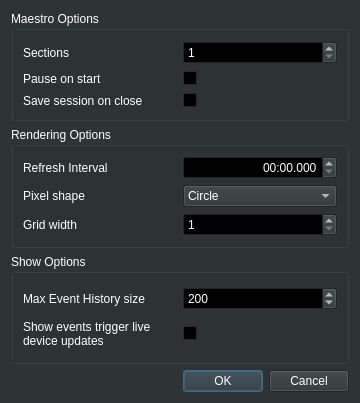
First picture: the form in src/dialog/preferencesdialog.ui, repository 8bitbuddhist/PixelMaestro-Studio, before the edit.
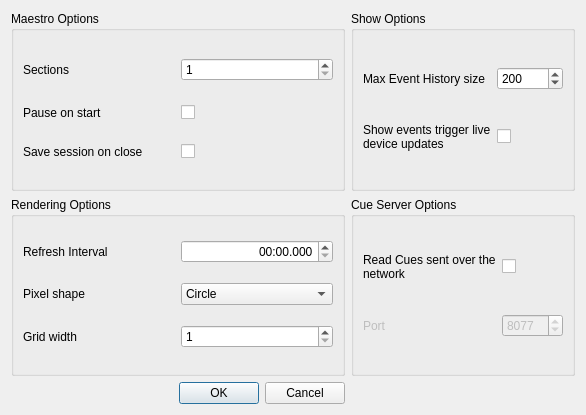
Second picture: the form after the edit.

Commit message: Added CueSocketController, which reads Cues sent over a TCP connection

```diff
--- a/src/dialog/preferencesdialog.ui
+++ b/src/dialog/preferencesdialog.ui
@@ -6,456 +6,31 @@
    <rect>
     <x>0</x>
     <y>0</y>
-    <width>360</width>
-    <height>403</height>
+    <width>586</width>
+    <height>415</height>
    </rect>
   </property>
   <property name="palette">
    <palette>
-    <active>
-     <colorrole role="WindowText">
-      <brush brushstyle="SolidPattern">
-       <color alpha="255">
-        <red>255</red>
-        <green>255</green>
-        <blue>255</blue>
-       </color>
-      </brush>
-     </colorrole>
-     <colorrole role="Button">
-      <brush brushstyle="SolidPattern">
-       <color alpha="255">
-        <red>46</red>
-        <green>52</green>
-        <blue>54</blue>
-       </color>
-      </brush>
-     </colorrole>
-     <colorrole role="Light">
-      <brush brushstyle="SolidPattern">
-       <color alpha="255">
-        <red>69</red>
-        <green>78</green>
-        <blue>81</blue>
-       </color>
-      </brush>
-     </colorrole>
-     <colorrole role="Midlight">
-      <brush brushstyle="SolidPattern">
-       <color alpha="255">
-        <red>57</red>
-        <green>65</green>
-        <blue>67</blue>
-       </color>
-      </brush>
-     </colorrole>
-     <colorrole role="Dark">
-      <brush brushstyle="SolidPattern">
-       <color alpha="255">
-        <red>23</red>
-        <green>26</green>
-        <blue>27</blue>
-       </color>
-      </brush>
-     </colorrole>
-     <colorrole role="Mid">
-      <brush brushstyle="SolidPattern">
-       <color alpha="255">
-        <red>30</red>
-        <green>34</green>
-        <blue>36</blue>
-       </color>
-      </brush>
-     </colorrole>
-     <colorrole role="Text">
-      <brush brushstyle="SolidPattern">
-       <color alpha="255">
-        <red>255</red>
-        <green>255</green>
-        <blue>255</blue>
-       </color>
-      </brush>
-     </colorrole>
-     <colorrole role="BrightText">
-      <brush brushstyle="SolidPattern">
-       <color alpha="255">
-        <red>255</red>
-        <green>255</green>
-        <blue>255</blue>
-       </color>
-      </brush>
-     </colorrole>
-     <colorrole role="ButtonText">
-      <brush brushstyle="SolidPattern">
-       <color alpha="255">
-        <red>255</red>
-        <green>255</green>
-        <blue>255</blue>
-       </color>
-      </brush>
-     </colorrole>
-     <colorrole role="Base">
-      <brush brushstyle="SolidPattern">
-       <color alpha="255">
-        <red>0</red>
-        <green>0</green>
-        <blue>0</blue>
-       </color>
-      </brush>
-     </colorrole>
-     <colorrole role="Window">
-      <brush brushstyle="SolidPattern">
-       <color alpha="255">
-        <red>46</red>
-        <green>52</green>
-        <blue>54</blue>
-       </color>
-      </brush>
-     </colorrole>
-     <colorrole role="Shadow">
-      <brush brushstyle="SolidPattern">
-       <color alpha="255">
-        <red>0</red>
-        <green>0</green>
-        <blue>0</blue>
-       </color>
-      </brush>
-     </colorrole>
-     <colorrole role="AlternateBase">
-      <brush brushstyle="SolidPattern">
-       <color alpha="255">
-        <red>23</red>
-        <green>26</green>
-        <blue>27</blue>
-       </color>
-      </brush>
-     </colorrole>
-     <colorrole role="ToolTipBase">
-      <brush brushstyle="SolidPattern">
-       <color alpha="255">
-        <red>255</red>
-        <green>255</green>
-        <blue>220</blue>
-       </color>
-      </brush>
-     </colorrole>
-     <colorrole role="ToolTipText">
-      <brush brushstyle="SolidPattern">
-       <color alpha="255">
-        <red>0</red>
-        <green>0</green>
-        <blue>0</blue>
-       </color>
-      </brush>
-     </colorrole>
-     <colorrole role="PlaceholderText">
-      <brush brushstyle="NoBrush">
-       <color alpha="128">
-        <red>255</red>
-        <green>255</green>
-        <blue>255</blue>
-       </color>
-      </brush>
-     </colorrole>
-    </active>
-    <inactive>
-     <colorrole role="WindowText">
-      <brush brushstyle="SolidPattern">
-       <color alpha="255">
-        <red>255</red>
-        <green>255</green>
-        <blue>255</blue>
-       </color>
-      </brush>
-     </colorrole>
-     <colorrole role="Button">
-      <brush brushstyle="SolidPattern">
-       <color alpha="255">
-        <red>46</red>
-        <green>52</green>
-        <blue>54</blue>
-       </color>
-      </brush>
-     </colorrole>
-     <colorrole role="Light">
-      <brush brushstyle="SolidPattern">
-       <color alpha="255">
-        <red>69</red>
-        <green>78</green>
-        <blue>81</blue>
-       </color>
-      </brush>
-     </colorrole>
-     <colorrole role="Midlight">
-      <brush brushstyle="SolidPattern">
-       <color alpha="255">
-        <red>57</red>
-        <green>65</green>
-        <blue>67</blue>
-       </color>
-      </brush>
-     </colorrole>
-     <colorrole role="Dark">
-      <brush brushstyle="SolidPattern">
-       <color alpha="255">
-        <red>23</red>
-        <green>26</green>
-        <blue>27</blue>
-       </color>
-      </brush>
-     </colorrole>
-     <colorrole role="Mid">
-      <brush brushstyle="SolidPattern">
-       <color alpha="255">
-        <red>30</red>
-        <green>34</green>
-        <blue>36</blue>
-       </color>
-      </brush>
-     </colorrole>
-     <colorrole role="Text">
-      <brush brushstyle="SolidPattern">
-       <color alpha="255">
-        <red>255</red>
-        <green>255</green>
-        <blue>255</blue>
-       </color>
-      </brush>
-     </colorrole>
-     <colorrole role="BrightText">
-      <brush brushstyle="SolidPattern">
-       <color alpha="255">
-        <red>255</red>
-        <green>255</green>
-        <blue>255</blue>
-       </color>
-      </brush>
-     </colorrole>
-     <colorrole role="ButtonText">
-      <brush brushstyle="SolidPattern">
-       <color alpha="255">
-        <red>255</red>
-        <green>255</green>
-        <blue>255</blue>
-       </color>
-      </brush>
-     </colorrole>
-     <colorrole role="Base">
-      <brush brushstyle="SolidPattern">
-       <color alpha="255">
-        <red>0</red>
-        <green>0</green>
-        <blue>0</blue>
-       </color>
-      </brush>
-     </colorrole>
-     <colorrole role="Window">
-      <brush brushstyle="SolidPattern">
-       <color alpha="255">
-        <red>46</red>
-        <green>52</green>
-        <blue>54</blue>
-       </color>
-      </brush>
-     </colorrole>
-     <colorrole role="Shadow">
-      <brush brushstyle="SolidPattern">
-       <color alpha="255">
-        <red>0</red>
-        <green>0</green>
-        <blue>0</blue>
-       </color>
-      </brush>
-     </colorrole>
-     <colorrole role="AlternateBase">
-      <brush brushstyle="SolidPattern">
-       <color alpha="255">
-        <red>23</red>
-        <green>26</green>
-        <blue>27</blue>
-       </color>
-      </brush>
-     </colorrole>
-     <colorrole role="ToolTipBase">
-      <brush brushstyle="SolidPattern">
-       <color alpha="255">
-        <red>255</red>
-        <green>255</green>
-        <blue>220</blue>
-       </color>
-      </brush>
-     </colorrole>
-     <colorrole role="ToolTipText">
-      <brush brushstyle="SolidPattern">
-       <color alpha="255">
-        <red>0</red>
-        <green>0</green>
-        <blue>0</blue>
-       </color>
-      </brush>
-     </colorrole>
-     <colorrole role="PlaceholderText">
-      <brush brushstyle="NoBrush">
-       <color alpha="128">
-        <red>255</red>
-        <green>255</green>
-        <blue>255</blue>
-       </color>
-      </brush>
-     </colorrole>
-    </inactive>
-    <disabled>
-     <colorrole role="WindowText">
-      <brush brushstyle="SolidPattern">
-       <color alpha="255">
-        <red>23</red>
-        <green>26</green>
-        <blue>27</blue>
-       </color>
-      </brush>
-     </colorrole>
-     <colorrole role="Button">
-      <brush brushstyle="SolidPattern">
-       <color alpha="255">
-        <red>46</red>
-        <green>52</green>
-        <blue>54</blue>
-       </color>
-      </brush>
-     </colorrole>
-     <colorrole role="Light">
-      <brush brushstyle="SolidPattern">
-       <color alpha="255">
-        <red>69</red>
-        <green>78</green>
-        <blue>81</blue>
-       </color>
-      </brush>
-     </colorrole>
-     <colorrole role="Midlight">
-      <brush brushstyle="SolidPattern">
-       <color alpha="255">
-        <red>57</red>
-        <green>65</green>
-        <blue>67</blue>
-       </color>
-      </brush>
-     </colorrole>
-     <colorrole role="Dark">
-      <brush brushstyle="SolidPattern">
-       <color alpha="255">
-        <red>23</red>
-        <green>26</green>
-        <blue>27</blue>
-       </color>
-      </brush>
-     </colorrole>
-     <colorrole role="Mid">
-      <brush brushstyle="SolidPattern">
-       <color alpha="255">
-        <red>30</red>
-        <green>34</green>
-        <blue>36</blue>
-       </color>
-      </brush>
-     </colorrole>
-     <colorrole role="Text">
-      <brush brushstyle="SolidPattern">
-       <color alpha="255">
-        <red>23</red>
-        <green>26</green>
-        <blue>27</blue>
-       </color>
-      </brush>
-     </colorrole>
-     <colorrole role="BrightText">
-      <brush brushstyle="SolidPattern">
-       <color alpha="255">
-        <red>255</red>
-        <green>255</green>
-        <blue>255</blue>
-       </color>
-      </brush>
-     </colorrole>
-     <colorrole role="ButtonText">
-      <brush brushstyle="SolidPattern">
-       <color alpha="255">
-        <red>23</red>
-        <green>26</green>
-        <blue>27</blue>
-       </color>
-      </brush>
-     </colorrole>
-     <colorrole role="Base">
-      <brush brushstyle="SolidPattern">
-       <color alpha="255">
-        <red>46</red>
-        <green>52</green>
-        <blue>54</blue>
-       </color>
-      </brush>
-     </colorrole>
-     <colorrole role="Window">
-      <brush brushstyle="SolidPattern">
-       <color alpha="255">
-        <red>46</red>
-        <green>52</green>
-        <blue>54</blue>
-       </color>
-      </brush>
-     </colorrole>
-     <colorrole role="Shadow">
-      <brush brushstyle="SolidPattern">
-       <color alpha="255">
-        <red>0</red>
-        <green>0</green>
-        <blue>0</blue>
-       </color>
-      </brush>
-     </colorrole>
-     <colorrole role="AlternateBase">
-      <brush brushstyle="SolidPattern">
-       <color alpha="255">
-        <red>46</red>
-        <green>52</green>
-        <blue>54</blue>
-       </color>
-      </brush>
-     </colorrole>
-     <colorrole role="ToolTipBase">
-      <brush brushstyle="SolidPattern">
-       <color alpha="255">
-        <red>255</red>
-        <green>255</green>
-        <blue>220</blue>
-       </color>
-      </brush>
-     </colorrole>
-     <colorrole role="ToolTipText">
-      <brush brushstyle="SolidPattern">
-       <color alpha="255">
-        <red>0</red>
-        <green>0</green>
-        <blue>0</blue>
-       </color>
-      </brush>
-     </colorrole>
-     <colorrole role="PlaceholderText">
-      <brush brushstyle="NoBrush">
-       <color alpha="128">
-        <red>255</red>
-        <green>255</green>
-        <blue>255</blue>
-       </color>
-      </brush>
-     </colorrole>
-    </disabled>
+    <active/>
+    <inactive/>
+    <disabled/>
    </palette>
   </property>
   <property name="windowTitle">
    <string>Preferences</string>
   </property>
   <layout class="QGridLayout" name="gridLayout">
+   <item row="6" column="0">
+    <widget class="QDialogButtonBox" name="buttonBox">
+     <property name="orientation">
+      <enum>Qt::Horizontal</enum>
+     </property>
+     <property name="standardButtons">
+      <set>QDialogButtonBox::Cancel|QDialogButtonBox::Ok</set>
+     </property>
+    </widget>
+   </item>
    <item row="1" column="0">
     <widget class="QGroupBox" name="animationEditorGroupBox">
      <property name="title">
@@ -598,29 +173,12 @@
      </layout>
     </widget>
    </item>
-   <item row="5" column="0">
+   <item row="1" column="1">
     <widget class="QGroupBox" name="showGroupBox">
      <property name="title">
       <string>Show Options</string>
      </property>
      <layout class="QGridLayout" name="gridLayout_4">
-      <item row="2" column="0">
-       <widget class="QLabel" name="label_8">
-        <property name="text">
-         <string>Show events trigger live device updates</string>
-        </property>
-        <property name="wordWrap">
-         <bool>true</bool>
-        </property>
-       </widget>
-      </item>
-      <item row="0" column="0">
-       <widget class="QLabel" name="label">
-        <property name="text">
-         <string>Max Event History size</string>
-        </property>
-       </widget>
-      </item>
       <item row="0" column="1">
        <widget class="QSpinBox" name="eventHistorySizeSpinBox">
         <property name="toolTip">
@@ -637,6 +195,16 @@
         </property>
        </widget>
       </item>
+      <item row="2" column="0">
+       <widget class="QLabel" name="label_8">
+        <property name="text">
+         <string>Show events trigger live device updates</string>
+        </property>
+        <property name="wordWrap">
+         <bool>true</bool>
+        </property>
+       </widget>
+      </item>
       <item row="2" column="1">
        <widget class="QCheckBox" name="eventsTriggerDeviceUpdateCheckBox">
         <property name="toolTip">
@@ -647,17 +215,63 @@
         </property>
        </widget>
       </item>
+      <item row="0" column="0">
+       <widget class="QLabel" name="label">
+        <property name="text">
+         <string>Max Event History size</string>
+        </property>
+       </widget>
+      </item>
      </layout>
     </widget>
    </item>
-   <item row="6" column="0">
-    <widget class="QDialogButtonBox" name="buttonBox">
-     <property name="orientation">
-      <enum>Qt::Horizontal</enum>
+   <item row="2" column="1">
+    <widget class="QGroupBox" name="cueServerGroupBox">
+     <property name="title">
+      <string>Cue Server Options</string>
      </property>
-     <property name="standardButtons">
-      <set>QDialogButtonBox::Cancel|QDialogButtonBox::Ok</set>
-     </property>
+     <layout class="QGridLayout" name="gridLayout_5">
+      <item row="0" column="0">
+       <widget class="QLabel" name="label_9">
+        <property name="text">
+         <string>Read Cues sent over the network</string>
+        </property>
+        <property name="wordWrap">
+         <bool>true</bool>
+        </property>
+       </widget>
+      </item>
+      <item row="1" column="0">
+       <widget class="QLabel" name="cueServerPortLabel">
+        <property name="enabled">
+         <bool>false</bool>
+        </property>
+        <property name="text">
+         <string>Port</string>
+        </property>
+       </widget>
+      </item>
+      <item row="0" column="1">
+       <widget class="QCheckBox" name="cueServerCheckBox">
+        <property name="text">
+         <string/>
+        </property>
+       </widget>
+      </item>
+      <item row="1" column="1">
+       <widget class="QSpinBox" name="cueServerPortSpinBox">
+        <property name="enabled">
+         <bool>false</bool>
+        </property>
+        <property name="maximum">
+         <number>65535</number>
+        </property>
+        <property name="value">
+         <number>8077</number>
+        </property>
+       </widget>
+      </item>
+     </layout>
     </widget>
    </item>
   </layout>
```
The commit also changes 19 other files.
